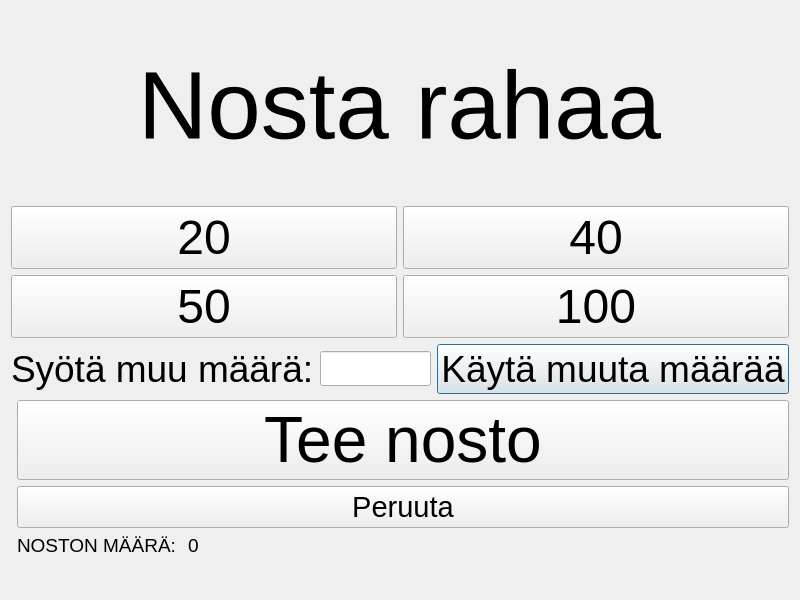
Qt form bank-automat/withdrawcash.ui (tvt24kmo-project/group_15) before a commit.
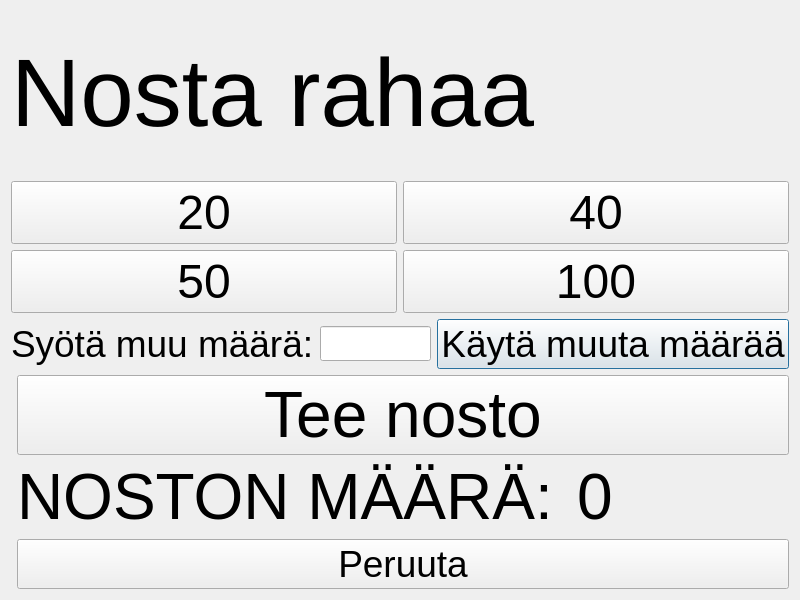
The same form after that commit.

Commit message: rahan nostolle kunnollinen message boksi jos ei riitä rahaa

```diff
--- a/bank-automat/withdrawcash.ui
+++ b/bank-automat/withdrawcash.ui
@@ -71,18 +71,6 @@
      </item>
     </layout>
    </item>
-   <item row="0" column="0" alignment="Qt::AlignmentFlag::AlignHCenter">
-    <widget class="QLabel" name="label">
-     <property name="font">
-      <font>
-       <pointsize>72</pointsize>
-      </font>
-     </property>
-     <property name="text">
-      <string>Nosta rahaa</string>
-     </property>
-    </widget>
-   </item>
    <item row="5" column="0">
     <layout class="QFormLayout" name="withdrawLayout">
      <item row="0" column="1">
@@ -103,7 +91,7 @@
         <widget class="QLabel" name="label_3">
          <property name="font">
           <font>
-           <pointsize>14</pointsize>
+           <pointsize>48</pointsize>
           </font>
          </property>
          <property name="text">
@@ -115,7 +103,7 @@
         <widget class="QLabel" name="labelAmount">
          <property name="font">
           <font>
-           <pointsize>14</pointsize>
+           <pointsize>48</pointsize>
           </font>
          </property>
          <property name="text">
@@ -123,28 +111,28 @@
          </property>
         </widget>
        </item>
+       <item row="1" column="0" colspan="2">
+        <widget class="QPushButton" name="btnClose">
+         <property name="minimumSize">
+          <size>
+           <width>0</width>
+           <height>35</height>
+          </size>
+         </property>
+         <property name="font">
+          <font>
+           <pointsize>28</pointsize>
+           <bold>false</bold>
+           <kerning>true</kerning>
+          </font>
+         </property>
+         <property name="text">
+          <string>Peruuta</string>
+         </property>
+        </widget>
+       </item>
       </layout>
      </item>
-     <item row="1" column="1">
-      <widget class="QPushButton" name="btnClose">
-       <property name="minimumSize">
-        <size>
-         <width>0</width>
-         <height>35</height>
-        </size>
-       </property>
-       <property name="font">
-        <font>
-         <pointsize>22</pointsize>
-         <bold>false</bold>
-         <kerning>true</kerning>
-        </font>
-       </property>
-       <property name="text">
-        <string>Peruuta</string>
-       </property>
-      </widget>
-     </item>
     </layout>
    </item>
    <item row="1" column="0">
@@ -231,6 +219,18 @@
      </item>
     </layout>
    </item>
+   <item row="0" column="0">
+    <widget class="QLabel" name="label">
+     <property name="font">
+      <font>
+       <pointsize>72</pointsize>
+      </font>
+     </property>
+     <property name="text">
+      <string>Nosta rahaa</string>
+     </property>
+    </widget>
+   </item>
   </layout>
  </widget>
  <resources/>
```
Left out of the diff: 116 changed lines with no effect on the pictures. The commit also changes 1 other file.
